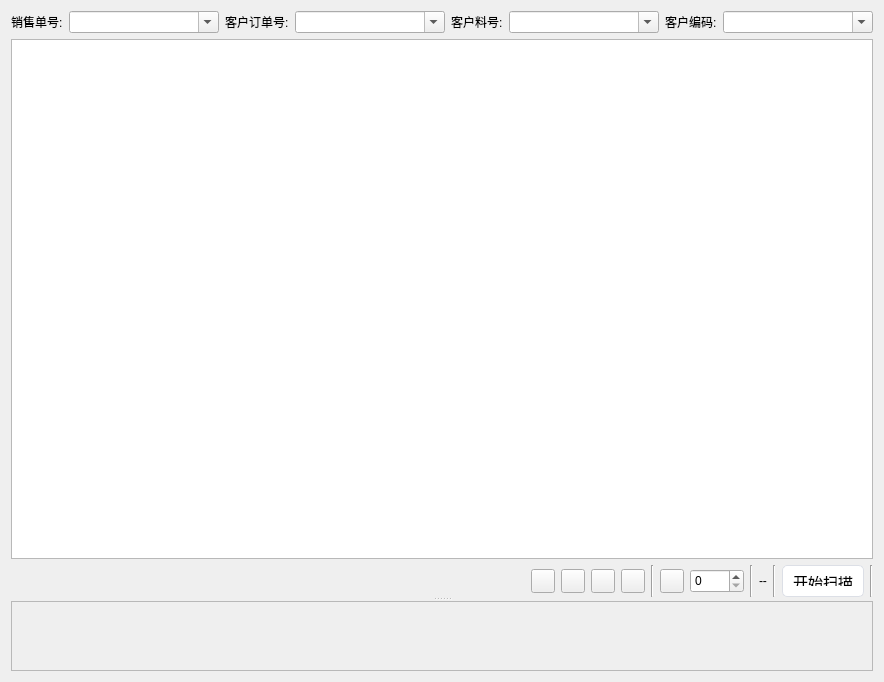
First picture: the form in ui/task_frame.ui, repository izerui/scanrun, before the edit.
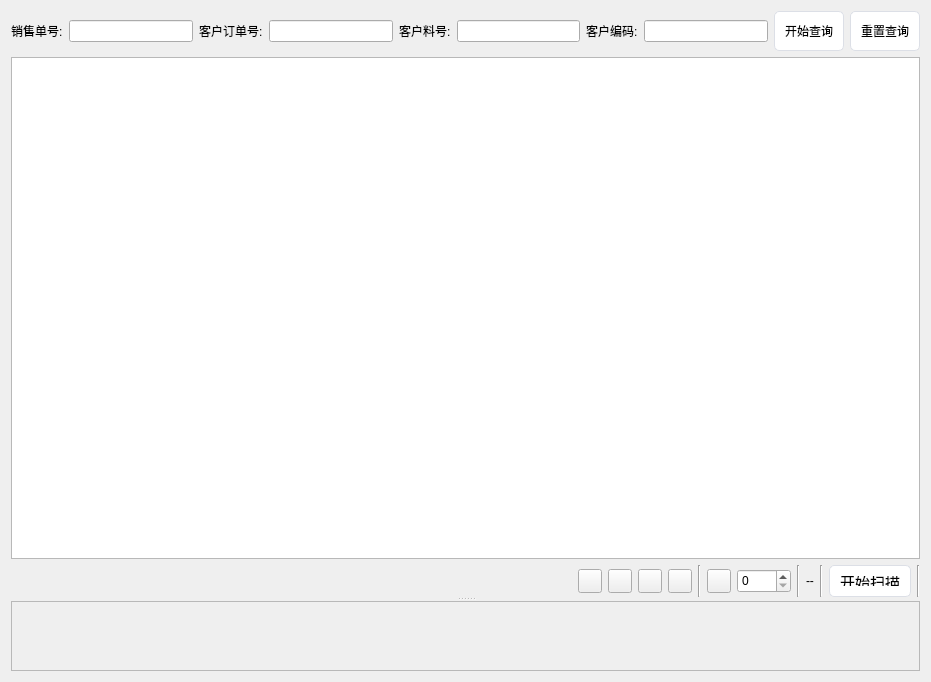
Second picture: the form after the edit. Icons and pictures are not drawn.

Commit message: 任务查询

```diff
--- a/ui/task_frame.ui
+++ b/ui/task_frame.ui
@@ -6,7 +6,7 @@
    <rect>
     <x>0</x>
     <y>0</y>
-    <width>860</width>
+    <width>931</width>
     <height>682</height>
    </rect>
   </property>
@@ -50,22 +50,18 @@
       <layout class="QVBoxLayout" name="verticalLayout">
        <item>
         <layout class="QGridLayout" name="searchLayout">
-         <item row="0" column="3">
-          <widget class="QComboBox" name="comboBox_2">
-           <property name="minimumSize">
-            <size>
-             <width>150</width>
-             <height>0</height>
-            </size>
+         <item row="0" column="8" alignment="Qt::AlignLeft">
+          <widget class="QPushButton" name="pushButton">
+           <property name="cursor">
+            <cursorShape>PointingHandCursor</cursorShape>
            </property>
-           <property name="focusPolicy">
-            <enum>Qt::ClickFocus</enum>
+           <property name="text">
+            <string>开始查询</string>
            </property>
-           <property name="layoutDirection">
-            <enum>Qt::LeftToRight</enum>
-           </property>
-           <property name="editable">
-            <bool>true</bool>
+           <property name="icon">
+            <iconset>
+             <normalon>:/logo/pic/search.png</normalon>
+            </iconset>
            </property>
           </widget>
          </item>
@@ -86,43 +82,15 @@
           </widget>
          </item>
          <item row="0" column="5">
-          <widget class="QComboBox" name="comboBox_3">
+          <widget class="QLineEdit" name="CUSTOMER_MATERIAL">
            <property name="minimumSize">
             <size>
-             <width>150</width>
+             <width>0</width>
              <height>0</height>
             </size>
            </property>
            <property name="focusPolicy">
             <enum>Qt::ClickFocus</enum>
-           </property>
-           <property name="layoutDirection">
-            <enum>Qt::LeftToRight</enum>
-           </property>
-           <property name="editable">
-            <bool>true</bool>
-           </property>
-          </widget>
-         </item>
-         <item row="0" column="1">
-          <widget class="QComboBox" name="comboBox_1">
-           <property name="minimumSize">
-            <size>
-             <width>150</width>
-             <height>0</height>
-            </size>
-           </property>
-           <property name="focusPolicy">
-            <enum>Qt::ClickFocus</enum>
-           </property>
-           <property name="layoutDirection">
-            <enum>Qt::LeftToRight</enum>
-           </property>
-           <property name="inputMethodHints">
-            <set>Qt::ImhNone</set>
-           </property>
-           <property name="editable">
-            <bool>true</bool>
            </property>
           </widget>
          </item>
@@ -142,6 +110,19 @@
            </property>
           </widget>
          </item>
+         <item row="0" column="7">
+          <widget class="QLineEdit" name="CUSTOMER_SERIAL">
+           <property name="minimumSize">
+            <size>
+             <width>0</width>
+             <height>0</height>
+            </size>
+           </property>
+           <property name="focusPolicy">
+            <enum>Qt::ClickFocus</enum>
+           </property>
+          </widget>
+         </item>
          <item row="0" column="6" alignment="Qt::AlignRight">
           <widget class="QLabel" name="label_04">
            <property name="maximumSize">
@@ -174,22 +155,44 @@
            </property>
           </widget>
          </item>
-         <item row="0" column="7">
-          <widget class="QComboBox" name="comboBox_4">
+         <item row="0" column="1">
+          <widget class="QLineEdit" name="ORDER_DOC_NO">
            <property name="minimumSize">
             <size>
-             <width>150</width>
+             <width>0</width>
              <height>0</height>
             </size>
            </property>
            <property name="focusPolicy">
             <enum>Qt::ClickFocus</enum>
            </property>
-           <property name="layoutDirection">
-            <enum>Qt::LeftToRight</enum>
+          </widget>
+         </item>
+         <item row="0" column="3">
+          <widget class="QLineEdit" name="CUSTOMER_ORDER_DOC_NO">
+           <property name="minimumSize">
+            <size>
+             <width>0</width>
+             <height>0</height>
+            </size>
            </property>
-           <property name="editable">
-            <bool>true</bool>
+           <property name="focusPolicy">
+            <enum>Qt::ClickFocus</enum>
+           </property>
+          </widget>
+         </item>
+         <item row="0" column="9">
+          <widget class="QPushButton" name="pushButton_2">
+           <property name="cursor">
+            <cursorShape>PointingHandCursor</cursorShape>
+           </property>
+           <property name="text">
+            <string>重置查询</string>
+           </property>
+           <property name="icon">
+            <iconset>
+             <normalon>:/logo/pic/reset.png</normalon>
+            </iconset>
            </property>
           </widget>
          </item>
@@ -537,7 +540,7 @@
         <rect>
          <x>0</x>
          <y>0</y>
-         <width>834</width>
+         <width>905</width>
          <height>69</height>
         </rect>
        </property>
```
Left out of the diff: 111 changed lines with no effect on the pictures. The commit also changes 9 other files.
